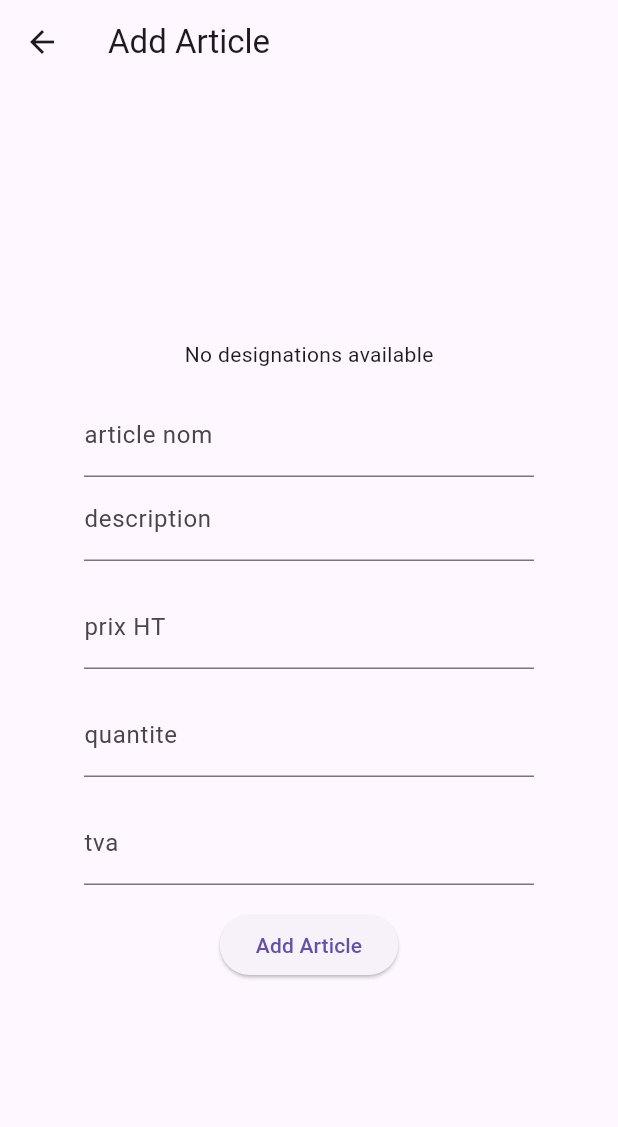
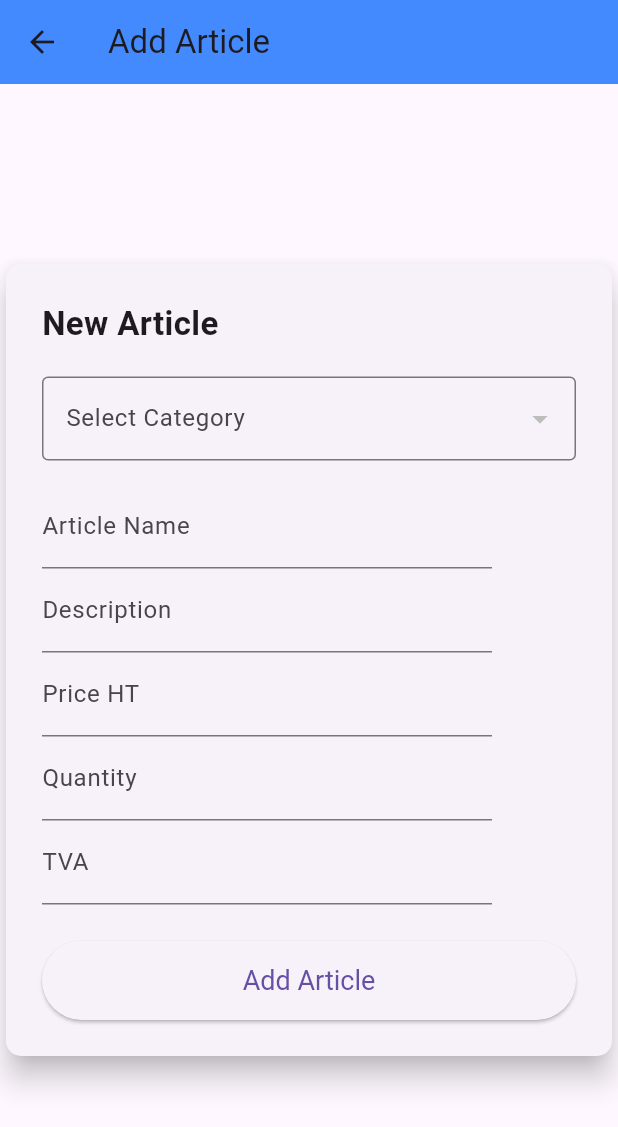
Before and after one commit to vemo068/inventaire_cnas, a Flutter app: the AddArticlePage screen opened directly, on a phone screen of 412 x 824 dp. Shown: the top 1127 px of the screen. Run offline on Flutter 3.47's test engine with Material 3 defaults, Android fonts, the phone set to English and light mode, and no system bars; our stand-ins replace csv, get, pdf, sqflite_common_ffi; accounts and stored records are empty.

```diff
--- a/lib/page/add_article.dart
+++ b/lib/page/add_article.dart
@@ -1,6 +1,5 @@
 import 'package:flutter/material.dart';
 import 'package:get/get.dart';
-import 'package:get/get_connect/http/src/utils/utils.dart';
 import 'package:inventaire_cnas/components/textfield_pc.dart';
 import 'package:inventaire_cnas/controllers/database_controller.dart';
 import 'package:inventaire_cnas/models/designation.dart';
@@ -14,34 +13,40 @@ class AddArticlePage extends StatefulWidget {
 
 class _AddArticlePageState extends State<AddArticlePage> {
   final DatabaseController databaseController = Get.find<DatabaseController>();
-  var selectedLocalDesignation;
+  Designation? selectedDesignation;
+
   @override
   Widget build(BuildContext context) {
     return Scaffold(
       appBar: AppBar(
         title: const Text('Add Article'),
+        backgroundColor: Colors.blueAccent,
       ),
       body: Center(
-        child: Padding(
-          padding: const EdgeInsets.all(16.0),
+        child: Card(
+          elevation: 8,
+          shape:
+              RoundedRectangleBorder(borderRadius: BorderRadius.circular(10)),
+          child: Container(
+            width: 600,
+            padding: const EdgeInsets.all(24.0),
             child: Column(
               mainAxisSize: MainAxisSize.min,
-            mainAxisAlignment: MainAxisAlignment.center,
-            crossAxisAlignment: CrossAxisAlignment.center,
+              crossAxisAlignment: CrossAxisAlignment.start,
               children: <Widget>[
+                const Text(
+                  "New Article",
+                  style: TextStyle(fontSize: 22, fontWeight: FontWeight.bold),
+                ),
+                const SizedBox(height: 20.0),
                 GetBuilder<DatabaseController>(
                   builder: (_) {
-                  if (databaseController.designations.isEmpty) {
-                    return const Text('No designations available');
-                  } else {
-                    return SizedBox(
-                        height: 50,
-                        child: DropdownButton<Designation>(
-
-                          hint: const Text('Select Category'),
-                          value: selectedLocalDesignation,
-                          items: databaseController.designations
-                              .map((designation) {
+                    return DropdownButtonFormField<Designation>(
+                      decoration: const InputDecoration(
+                          labelText: "Select Category",
+                          border: OutlineInputBorder()),
+                      value: selectedDesignation,
+                      items: databaseController.designations.map((designation) {
                         return DropdownMenuItem<Designation>(
                           value: designation,
                           child: Text(designation.name),
@@ -49,45 +54,45 @@ class _AddArticlePageState extends State<AddArticlePage> {
                       }).toList(),
                       onChanged: (Designation? newValue) {
                         setState(() {
-                              selectedLocalDesignation = newValue;
+                          selectedDesignation = newValue;
                           databaseController.selectedDesignation = newValue;
-
-                              databaseController.update();
                         });
                       },
-                        ));
-                  }
+                    );
                   },
                 ),
                 const SizedBox(height: 16.0),
                 TxtFldPC(
-                hint: "article nom",
-                controller: databaseController.articleNameController,
+                    hint: "Article Name",
+                    controller: databaseController.articleNameController),
+                TxtFldPC(
+                    hint: "Description",
+                    controller: databaseController.descriptionController),
+                TxtFldPC(
+                    hint: "Price HT",
+                    controller: databaseController.priceHTController),
+                TxtFldPC(
+                    hint: "Quantity",
+                    controller: databaseController.quantityController),
+                TxtFldPC(
+                    hint: "TVA", controller: databaseController.tvaController),
+                const SizedBox(height: 24.0),
+                SizedBox(
+                  width: double.infinity,
+                  child: ElevatedButton(
+                    style: ElevatedButton.styleFrom(
+                      padding: const EdgeInsets.symmetric(vertical: 16.0),
+                      textStyle: const TextStyle(fontSize: 18),
                     ),
-              TxtFldPC(
-                hint: "description",
-                controller: databaseController.descriptionController,
-              ),
-              const SizedBox(height: 16.0),
-              TxtFldPC(
-                  hint: "prix HT",
-                  controller: databaseController.priceHTController),
-              const SizedBox(height: 16.0),
-              TxtFldPC(
-                  hint: "quantite",
-                  controller: databaseController.quantityController),
-              const SizedBox(height: 16.0),
-              TxtFldPC(
-                  hint: "tva", controller: databaseController.tvaController),
-              const SizedBox(height: 16.0),
-              ElevatedButton(
                     onPressed: () {
                       databaseController.addArticle();
                       Get.back();
                     },
                     child: const Text('Add Article'),
                   ),
+                ),
               ],
+            ),
           ),
         ),
       ),
--- /dev/null
+++ b/lib/pdf/csv_stock.dart
@@ -0,0 +1,57 @@
+import 'dart:convert';
+import 'dart:io';
+import 'package:csv/csv.dart';
+import 'package:get/get.dart';
+import 'package:inventaire_cnas/controllers/database_controller.dart';
+import 'package:path_provider/path_provider.dart';
+
+class CSVStock {
+  static Future<void> generateCSV(DatabaseController dbController) async {
+    List<List<dynamic>> data = [
+      [
+        "Article Name",
+        "Description",
+        "Quantity",
+        "Price HT",
+        "TVA",
+        "Montant TTC"
+      ]
+    ];
+
+    for (var article in dbController.articles) {
+      data.add([
+        article.articleName,
+        article.description,
+        article.quantity,
+        article.priceHT,
+        article.tva,
+        (article.priceHT * article.tva / 100 + article.priceHT) *
+            article.quantity,
+      ]);
+    }
+
+    String csvData = const ListToCsvConverter(
+      fieldDelimiter: ";", // Change delimiter for Excel compatibility
+      eol: "\n", // Ensure correct line endings
+      textDelimiter: '"', // Ensure text fields are correctly formatted
+    ).convert(data);
+
+    final directory =
+        Directory("C:/Users/${Platform.environment['USERNAME']}/Documents");
+    if (!await directory.exists()) {
+      await directory.create(recursive: true);
+    }
+    final file = File("${directory.path}/stock_articles.csv");
+    try {
+      await file.writeAsString(csvData,
+          mode: FileMode.write, flush: true, encoding: utf8);
+    } catch (e) {
+      // Using Get package to show the snackbar
+      Get.snackbar(
+        'Error',
+        'Error writing CSV file: $e',
+        snackPosition: SnackPosition.TOP,
+      );
+    }
+  }
+}
--- a/pubspec.yaml
+++ b/pubspec.yaml
@@ -41,6 +41,7 @@ dependencies:
   data_table_2:
   pdf:
   intl:
+  csv: ^5.0.2
 
 dev_dependencies:
   flutter_test:
```
Also changed, not shown: lib/page/add_designation.dart (+32 -47 lines), lib/page/articles_page.dart (+14 -1 lines), lib/page/edit_bon.dart (+9 -0 lines), lib/page/home_page.dart (+17 -5 lines), lib/pdf/csv_bon_de_commende.dart (added, +98 -0 lines), pubspec.lock. Lines whose indentation alone changed are shown as unchanged.
